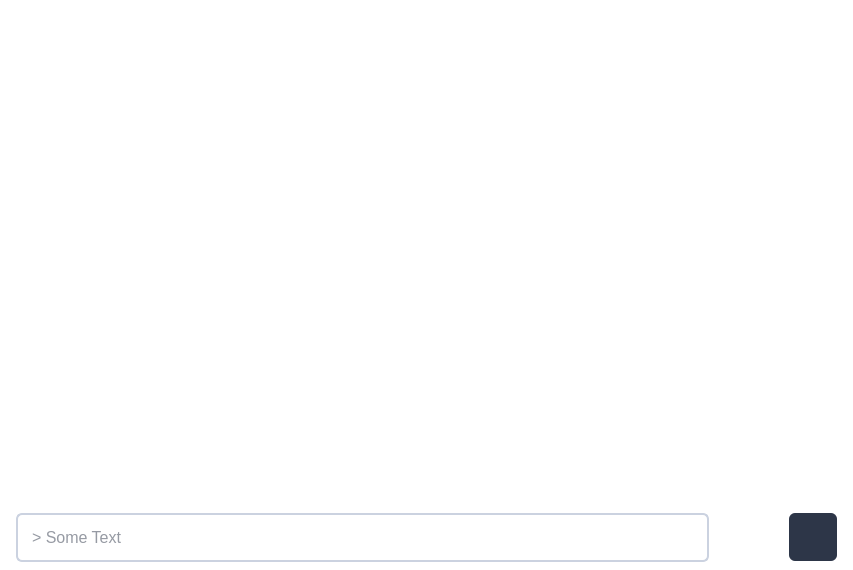
The window that client/ITSwarm/windows/content_widget/contentwindow.ui (cpp-park-vk-education/2023_1_Rabotyagi) describes before a commit, drawn with Qt 5.
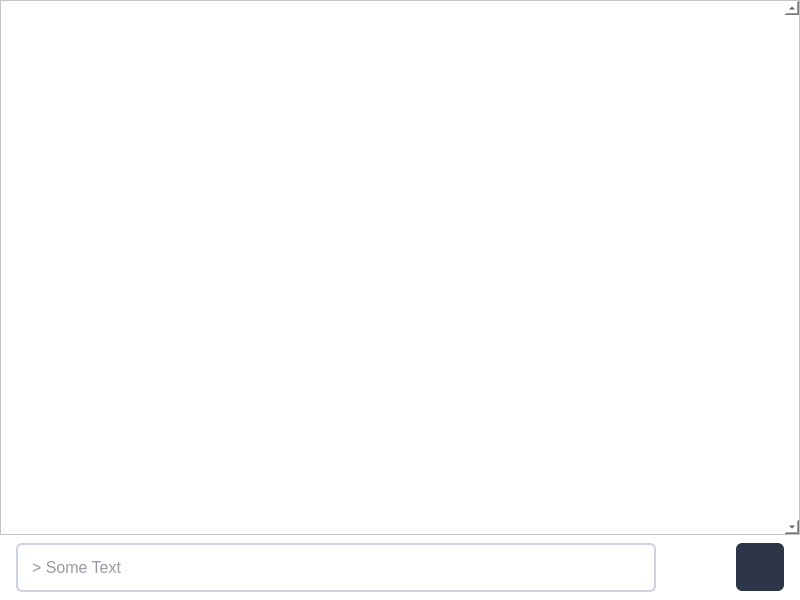
The same window after the commit. Icons and pictures are not drawn.

```diff
--- a/client/ITSwarm/windows/content_widget/contentwindow.ui
+++ b/client/ITSwarm/windows/content_widget/contentwindow.ui
@@ -6,15 +6,15 @@
    <rect>
     <x>0</x>
     <y>0</y>
-    <width>853</width>
-    <height>570</height>
+    <width>800</width>
+    <height>600</height>
    </rect>
   </property>
   <property name="windowTitle">
    <string>Form</string>
   </property>
   <property name="styleSheet">
-   <string notr="true">background-color: transparent;</string>
+   <string notr="true">background-color: #fff;</string>
   </property>
   <layout class="QVBoxLayout" name="verticalLayout">
    <property name="spacing">
@@ -34,6 +34,9 @@
    </property>
    <item>
     <widget class="QTextBrowser" name="textBrowser">
+     <property name="enabled">
+      <bool>true</bool>
+     </property>
      <property name="sizePolicy">
       <sizepolicy hsizetype="Expanding" vsizetype="Expanding">
        <horstretch>0</horstretch>
@@ -42,10 +45,13 @@
      </property>
      <property name="minimumSize">
       <size>
-       <width>121</width>
-       <height>0</height>
+       <width>800</width>
+       <height>500</height>
       </size>
      </property>
+     <property name="verticalScrollBarPolicy">
+      <enum>Qt::ScrollBarAlwaysOn</enum>
+     </property>
     </widget>
    </item>
    <item>
```
Left out of the diff: 2 changed lines with no effect on the pictures.
